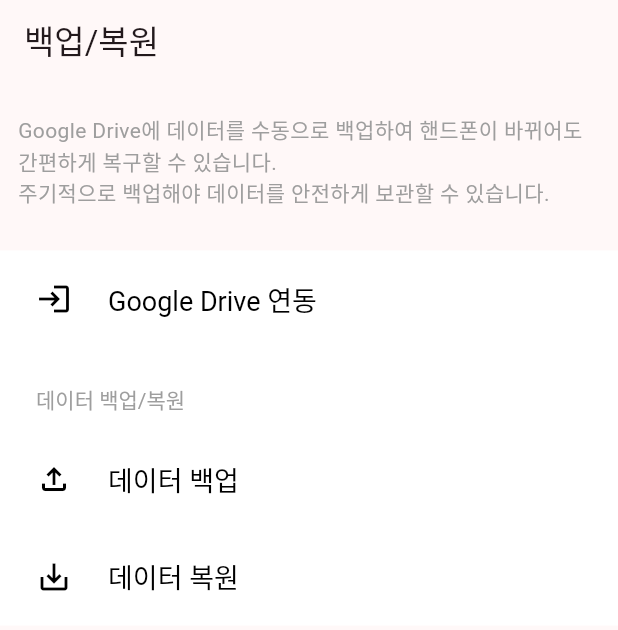
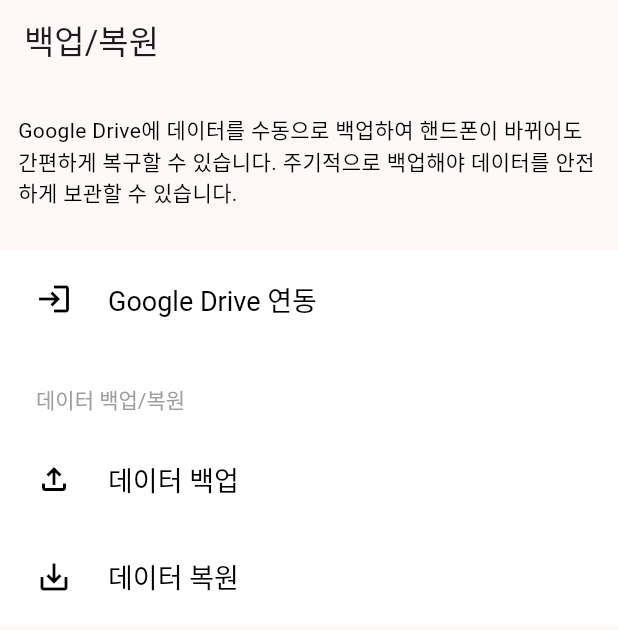
Before and after one commit to sinbee0402/Princess_Diaries, a Flutter app: the SettingDataScreen screen opened by its route, on a phone screen of 412 x 824 dp. Shown: the top 630 px of the screen. Run offline on Flutter 3.47's test engine with Material 2 defaults, Android fonts, the phone set to English and light mode, and no system bars; drawn by our look-alikes of settings_ui; our stand-ins replace curved_navigation_bar, flutter_local_notifications, freezed_annotation, get_it, go_router, injectable and 4 more; accounts and stored records are empty; generated files the repository leaves out were written again.

Commit message:
feat: setting_data_screen 설명 수정

```diff
--- a/lib/presentation/settings/data_backup/setting_data_screen.dart
+++ b/lib/presentation/settings/data_backup/setting_data_screen.dart
@@ -16,8 +16,8 @@
           const Padding(
             padding: EdgeInsets.all(12.0),
             child: Text(
-              'Google Drive에 데이터를 수동으로 백업하여 핸드폰이 바뀌어도 간편하게 복구할 수 있습니다. \n주기적으로 백업해야 데이터를 안전하게 보관할 수 있습니다.',
-              style: TextStyle(color: Colors.grey),
+              'Google Drive에 데이터를 수동으로 백업하여 핸드폰이 바뀌어도 간편하게 복구할 수 있습니다. 주기적으로 백업해야 데이터를 안전하게 보관할 수 있습니다.',
+              style: TextStyle(color: Colors.black),
             ),
           ),
           const SizedBox(height: 16),
```
